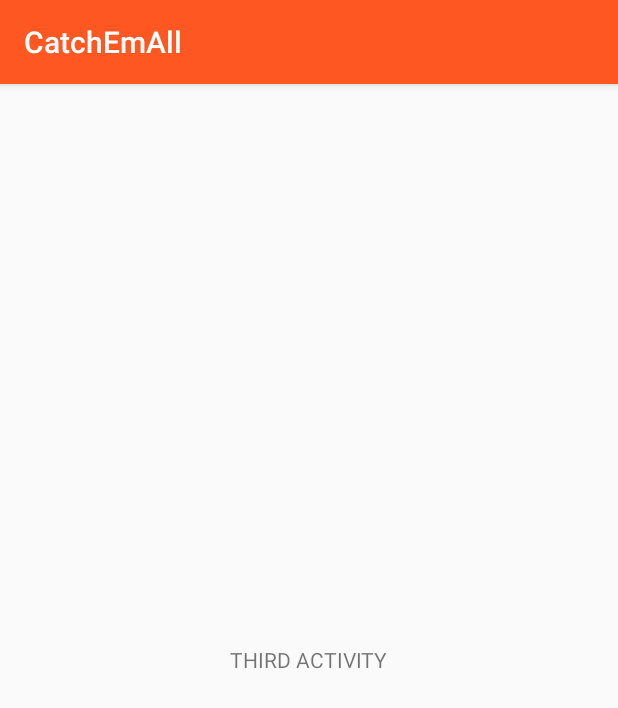
After one commit to dannylui91/CatchEmAll, an Android app: the ThirdActivity screen opened directly, with no data from a screen before it, on a phone screen of 412 x 824 dp. The commit adds this screen. Shown: the top 708 px of the screen. Run offline under Robolectric (Android 15) with nearby library versions, the phone set to English and light mode, and no system bars; 2 statements that could not run were skipped.

Commit message:
Added third activity

```diff
--- a/app/src/main/AndroidManifest.xml
+++ b/app/src/main/AndroidManifest.xml
@@ -20,7 +20,7 @@
                 <category android:name="android.intent.category.LAUNCHER" />
             </intent-filter>
         </activity>
-        <activity android:name=".SecondActivity"></activity>
+        <activity android:name=".SecondActivity" />
 
         <receiver
             android:name=".service.MyAlarmReceiver"
@@ -35,6 +35,8 @@
                 <action android:name="android.intent.action.BOOT_COMPLETED" />
             </intent-filter>
         </receiver>
+
+        <activity android:name=".ThirdActivity"></activity>
     </application>
 
 </manifest>
--- /dev/null
+++ b/app/src/main/java/nyc/c4q/jonathancolon/catchemall/ThirdActivity.java
@@ -0,0 +1,24 @@
+package nyc.c4q.jonathancolon.catchemall;
+
+import android.content.Intent;
+import android.os.Bundle;
+import android.support.v7.app.AppCompatActivity;
+
+import nyc.c4q.jonathancolon.catchemall.models.prisoner.Prisoner;
+
+public class ThirdActivity extends AppCompatActivity {
+    public static final String PRISONER_KEY = "prisoner_key_third_activity";
+
+    @Override
+    protected void onCreate(Bundle savedInstanceState) {
+        super.onCreate(savedInstanceState);
+        setContentView(R.layout.activity_third);
+
+        Intent intent = getIntent();
+        Prisoner prisoner = (Prisoner) intent.getExtras().getSerializable(PRISONER_KEY);
+        //checking if getting the right prisoner from main activity
+        System.out.println("FROM THIRD ACTIVITY: " + prisoner.getFirstName() + " " + prisoner.getLastName());
+
+
+    }
+}
--- a/app/src/main/java/nyc/c4q/jonathancolon/catchemall/models/prisoner/PrisonerHelper.java
+++ b/app/src/main/java/nyc/c4q/jonathancolon/catchemall/models/prisoner/PrisonerHelper.java
@@ -38,7 +38,7 @@ public class PrisonerHelper {
         beardLayer = (ImageView) ((Activity) context).findViewById(R.id.beard);
         accessoryLayer = (ImageView) ((Activity) context).findViewById(R.id.accessory);
 
-        prisoner = PrisonerBuilder.createPrisoner();
+        //prisoner = PrisonerBuilder.createPrisoner();
         setNameLayer(prisoner);
         setEyeLayer(prisoner.getEyeColor());
         setSkintoneLayer(prisoner.getSkintone());
@@ -56,7 +56,7 @@ public class PrisonerHelper {
         beardLayer = (ImageView) itemView.findViewById(R.id.vh_beard);
         accessoryLayer = (ImageView) itemView.findViewById(R.id.vh_accessory);
 
-        prisoner = PrisonerBuilder.createPrisoner();
+        //prisoner = PrisonerBuilder.createPrisoner();
 
         setEyeLayer(prisoner.getEyeColor());
         setSkintoneLayer(prisoner.getSkintone());
--- /dev/null
+++ b/app/src/main/res/layout/activity_third.xml
@@ -0,0 +1,18 @@
+<?xml version="1.0" encoding="utf-8"?>
+<RelativeLayout xmlns:android="http://schemas.android.com/apk/res/android"
+    xmlns:tools="http://schemas.android.com/tools"
+    android:id="@+id/activity_third"
+    android:layout_width="match_parent"
+    android:layout_height="match_parent"
+    android:paddingBottom="@dimen/activity_vertical_margin"
+    android:paddingLeft="@dimen/activity_horizontal_margin"
+    android:paddingRight="@dimen/activity_horizontal_margin"
+    android:paddingTop="@dimen/activity_vertical_margin"
+    tools:context="nyc.c4q.jonathancolon.catchemall.ThirdActivity">
+
+    <TextView
+        android:layout_width="wrap_content"
+        android:layout_height="wrap_content"
+        android:layout_centerInParent="true"
+        android:text="THIRD ACTIVITY"/>
+</RelativeLayout>
```
Also changed, not shown: app/src/main/java/nyc/c4q/jonathancolon/catchemall/MainActivity.java (+5 -4 lines).
